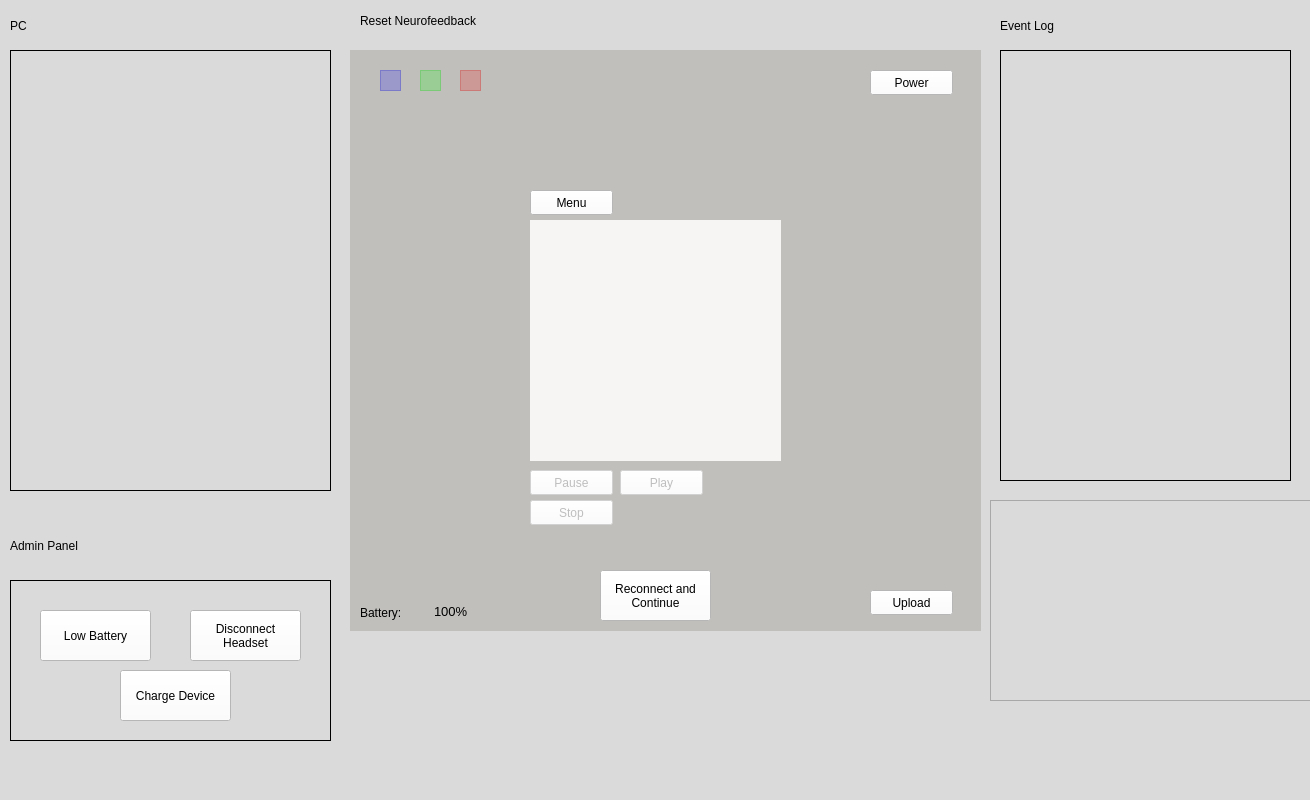
Qt form COMP3004_Project_Team11/mainwindow.ui (SaeidEl-Saadi/COMP3004-Team-11) before a commit.
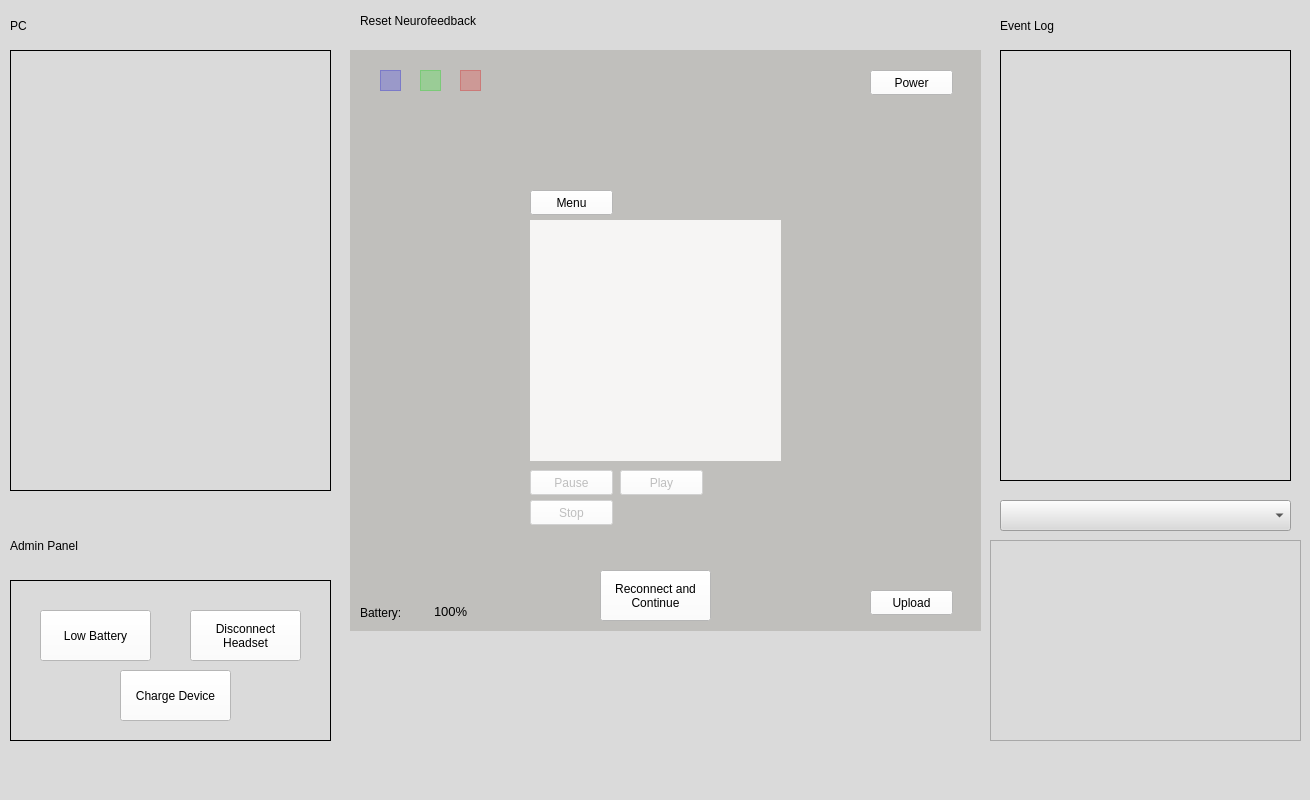
The same form after that commit. Custom widgets are drawn as their Qt base class.

```diff
--- a/COMP3004_Project_Team11/mainwindow.ui
+++ b/COMP3004_Project_Team11/mainwindow.ui
@@ -703,12 +703,28 @@
     <property name="geometry">
      <rect>
       <x>990</x>
-      <y>500</y>
-      <width>321</width>
+      <y>540</y>
+      <width>311</width>
       <height>201</height>
      </rect>
     </property>
    </widget>
+   <widget class="QComboBox" name="sites">
+    <property name="geometry">
+     <rect>
+      <x>1000</x>
+      <y>500</y>
+      <width>291</width>
+      <height>31</height>
+     </rect>
+    </property>
+    <property name="currentText">
+     <string/>
+    </property>
+    <property name="currentIndex">
+     <number>-1</number>
+    </property>
+   </widget>
   </widget>
   <widget class="QMenuBar" name="menubar">
    <property name="geometry">
```
